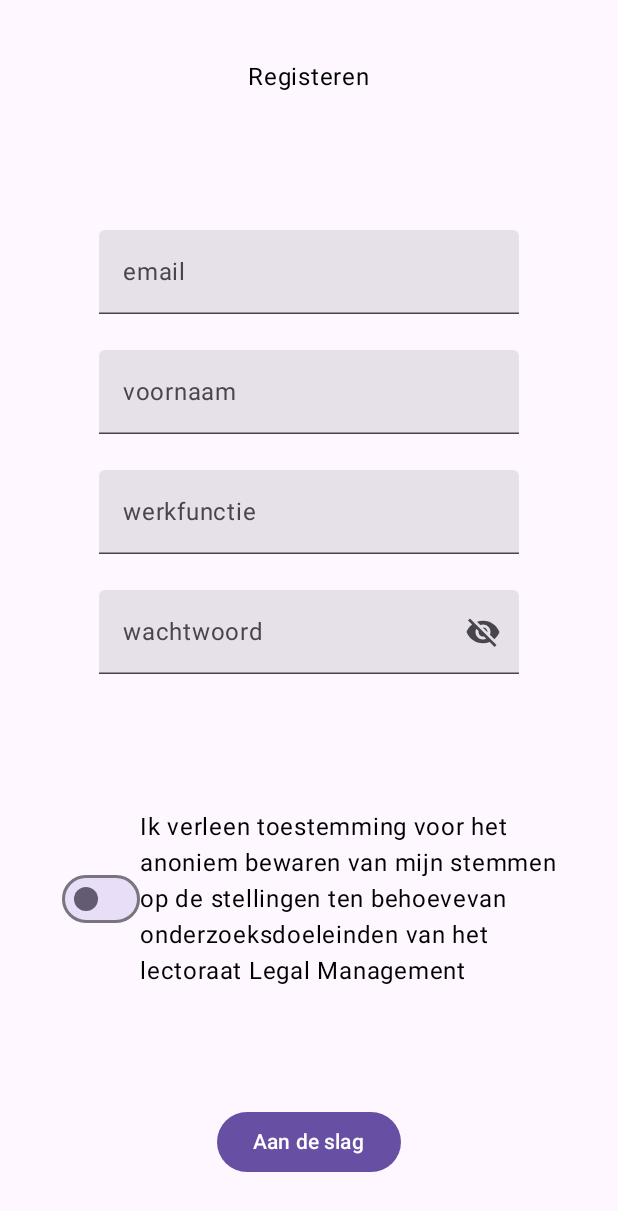
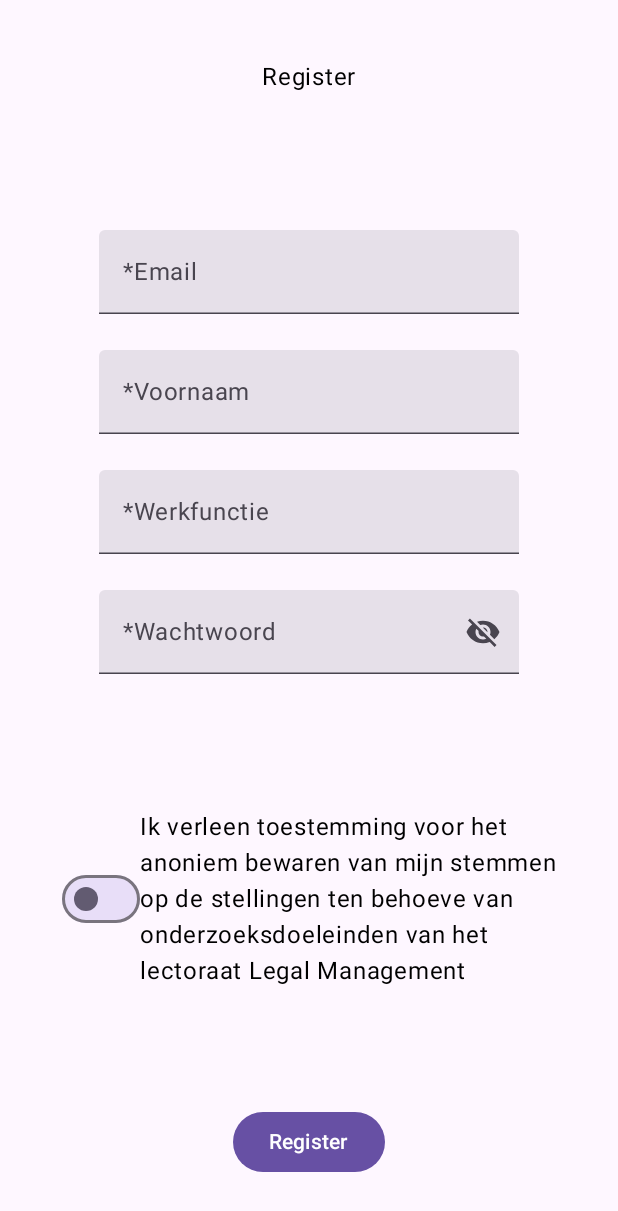
Before and after one commit to NathanMisset/IntervisiON, an Android app built with Jetpack Compose: the screen it shows after launch (ActivityRegister), after a tap on "Registeren", on a phone screen of 412 x 824 dp. Shown: the top 1211 px of the screen. Run offline under Robolectric (Android 15) with nearby library versions, the phone set to English and light mode, and no system bars; our stand-ins replace Firebase (no records; nobody signed in at launch, a user with empty details on screens opened directly).

Commit message:
13/03/2024 ActivityRegister.kt Code style check

```diff
--- a/app/src/main/java/com/example/intervision/ActivityIntervision.kt
+++ b/app/src/main/java/com/example/intervision/ActivityIntervision.kt
@@ -19,7 +19,7 @@ import androidx.compose.runtime.Composable
 import androidx.compose.ui.Alignment
 import androidx.compose.ui.Modifier
 import com.example.intervision.ui.MyApplicationTheme
-import com.example.intervision.ui.UiString
+import com.example.intervision.ui.ComposableUiString
 import com.google.firebase.database.DataSnapshot
 import com.google.firebase.database.DatabaseError
 import com.google.firebase.database.FirebaseDatabase
@@ -216,7 +216,7 @@ class ActivityIntervision : ActivityIntervisionLeader() {
                 verticalArrangement = Arrangement.SpaceAround
             ) {
                 itemFinalRound!!.ComponentParticipant()
-                Text(text = UiString.wachtTekstIntervisie)
+                Text(text = ComposableUiString.wachtTekstIntervisie)
             }
         }
     }
--- a/app/src/main/java/com/example/intervision/ActivityLogin.kt
+++ b/app/src/main/java/com/example/intervision/ActivityLogin.kt
@@ -56,7 +56,7 @@ import androidx.compose.ui.tooling.preview.PreviewFontScale
 import androidx.compose.ui.unit.dp
 import androidx.compose.ui.unit.sp
 import com.example.intervision.ui.MyApplicationTheme
-import com.example.intervision.ui.UiString
+import com.example.intervision.ui.ComposableUiString
 import com.google.firebase.auth.FirebaseAuth
 import com.google.firebase.auth.FirebaseUser
 
@@ -182,12 +182,12 @@ class ActivityLogin : ComponentActivity() {
                 ){
                     Image(
                         painter = painterResource(id = R.drawable.main_icon),
-                        contentDescription = UiString.descriptionIconApp,
+                        contentDescription = ComposableUiString.descriptionIconApp,
                         Modifier
                             .fillMaxWidth()
                     )
                     Text(
-                        UiString.loginButtonLogin,
+                        ComposableUiString.loginButtonLogin,
                         fontSize = 30.sp,
                         fontWeight = Bold,
                     )
@@ -204,7 +204,7 @@ class ActivityLogin : ComponentActivity() {
                     TextField(
                         value = username.value,
                         onValueChange = { username.value = it },
-                        label = { Text(UiString.emailTextFieldLogin) },
+                        label = { Text(ComposableUiString.emailTextFieldLogin) },
                         colors = TextFieldDefaults.colors(
                             unfocusedContainerColor = MaterialTheme.colorScheme.primaryContainer,
                             focusedIndicatorColor = Color.Transparent,
@@ -224,7 +224,7 @@ class ActivityLogin : ComponentActivity() {
                     TextField(
                         value = password.value,
                         onValueChange = { password.value = it },
-                        label = { Text(UiString.passwordTextFieldLogin) },
+                        label = { Text(ComposableUiString.passwordTextFieldLogin) },
                         singleLine = true,
                         visualTransformation = if (rememberPasswordVisibility) VisualTransformation.None else PasswordVisualTransformation(),
                         colors = TextFieldDefaults.colors(
@@ -270,7 +270,7 @@ class ActivityLogin : ComponentActivity() {
                         .defaultMinSize(minHeight = 50.dp)
                 ) {
                     Text(
-                        text = UiString.loginButtonLogin,
+                        text = ComposableUiString.loginButtonLogin,
                     )
                 }
                 Column(
@@ -288,7 +288,7 @@ class ActivityLogin : ComponentActivity() {
                             .fillMaxWidth()
                             .defaultMinSize(minHeight = 50.dp)
                     ) {
-                        Text(text = UiString.registerButtonLogin)
+                        Text(text = ComposableUiString.registerButtonLogin)
                     }
                     OutlinedButton(
                         onClick = {
@@ -298,7 +298,7 @@ class ActivityLogin : ComponentActivity() {
                             .fillMaxWidth()
                             .defaultMinSize(minHeight = 50.dp)
                     ) {
-                        Text(text = UiString.forgotPasswordButtonLogin)
+                        Text(text = ComposableUiString.forgotPasswordButtonLogin)
                     }
                     TextButton(
                         onClick = {
@@ -308,7 +308,7 @@ class ActivityLogin : ComponentActivity() {
                             .fillMaxWidth()
                             .defaultMinSize(minHeight = 50.dp)
                     ) {
-                        Text(text = UiString.creditsButtonLogin)
+                        Text(text = ComposableUiString.creditsButtonLogin)
                     }
                 }
             }
--- a/app/src/main/java/com/example/intervision/ActivityRegister.kt
+++ b/app/src/main/java/com/example/intervision/ActivityRegister.kt
@@ -1,3 +1,9 @@
+/**
+ * Copyright Lectoraat Legal Management van de Hogeschool van Amsterdam
+ *
+ * Gemaakt door Nathan Misset 2024
+ */
+
 package com.example.intervision
 
 import android.content.Intent
@@ -42,71 +48,73 @@ import androidx.compose.ui.text.input.PasswordVisualTransformation
 import androidx.compose.ui.text.input.VisualTransformation
 import androidx.compose.ui.tooling.preview.Preview
 import com.example.intervision.ui.MyApplicationTheme
+import com.example.intervision.ui.ComposableUiString
+import com.example.intervision.ui.UiString
 import com.google.firebase.auth.FirebaseAuth
 import com.google.firebase.auth.FirebaseUser
 import com.google.firebase.firestore.FirebaseFirestore
 import com.google.firebase.storage.FirebaseStorage
 
+/**
+ *
+ * This activity controls the registration proces
+ *
+ */
+
 class ActivityRegister : ComponentActivity() {
-    private var mAuth: FirebaseAuth? = null
-    private var storage: FirebaseStorage? = null
+
+    /** Class variable */
     private var voornaam: MutableState<String> = mutableStateOf("")
     private var werkfunctie: MutableState<String> = mutableStateOf("")
     private var email: MutableState<String> = mutableStateOf("")
     private var password: MutableState<String> = mutableStateOf("")
     private var checked: MutableState<Boolean> = mutableStateOf(false)
     private var checkedFinish: MutableState<Boolean> = mutableStateOf(false)
+
+    /** Firebase */
+    private var mAuth: FirebaseAuth? = null
+    private var storage: FirebaseStorage? = null
+
     override fun onCreate(savedInstanceState: Bundle?) {
         super.onCreate(savedInstanceState)
         mAuth = FirebaseAuth.getInstance()
         storage = FirebaseStorage.getInstance()
         setContent {
-            DefaultPreview()
+            Screen()
         }
     }
 
     private fun checkAllFields(): Boolean {
         var check = true
         if (voornaam.value.isEmpty()) {
-            val error = "Voornaam is verplich"
+            val error = UiString.voornaamErrorRegister
             toast(error)
-            //voornaam.value.error = error
             check = false
         }
-        Log.d(TAG, "Voornaam is ingevuld")
         if (werkfunctie.value.isEmpty()) {
-            val error = "Werkfunctie is verplicht"
+            val error = UiString.werkfuntieErrorRegister
             toast(error)
-            //werkfunctie!!.error = "Werkfunctie is verplicht"
             check = false
         }
-        Log.d(TAG, "werkfunctie is ingevuld")
         if (email.value.isEmpty()) {
-            val error = "Email is verplicht"
+            val error = UiString.emailErrorRegister
             toast(error)
-            //email!!.error = "Email is verplicht"
             check = false
         }
         if (!Patterns.EMAIL_ADDRESS.matcher(email.value).matches()) {
-            val error = "email format niet juist"
+            val error = UiString.emailFormatErrorRegister
             toast(error)
-            //email!!.error =
-            //    "Vul uw email adres volgens het volgende format in:\n uwnaam@voorbeeld.nl"
             check = false
         }
-        Log.d(TAG, "email is ingevuld")
         if (password.value.isEmpty()) {
-            val error = "Wachtwoord is verplicht"
+            val error = UiString.wachtwoordErrorRegister
             toast(error)
-            //password!!.error = "Wachtwoord is verplicht"
             check = false
         } else if (password.value.length < 6) {
-            val error = "Wachtwoord moet minimaal 8 karakters bevatten"
+            val error = UiString.wachtwoordLengtenErrorRegister
             toast(error)
-            //password!!.error = "Wachtwoord moet minimaal 8 karakters bevatten"
             check = false
         }
-        Log.d(TAG, "Wachtwoord is ingevuld")
         // after all validation return true.
         return check
     }
@@ -123,17 +131,14 @@ class ActivityRegister : ComponentActivity() {
     }
 
     private fun createAccount(email: String, password: String) {
-        // [START create_user_with_email]
         mAuth!!.createUserWithEmailAndPassword(email, password)
             .addOnCompleteListener(this) { task ->
                 if (task.isSuccessful) {
-                    // Sign in success, update UI with the signed-in user's information
                     Log.d(TAG, "createUserWithEmail:success")
                     val user = mAuth!!.currentUser
                     saveUserData(user)
                     updateUI(user)
                 } else {
-                    // If sign in fails, display a message to the user.
                     Log.w(TAG, "createUserWithEmail:failure", task.exception)
                     Toast.makeText(
                         this@ActivityRegister, "Authentication failed.",
@@ -142,29 +147,20 @@ class ActivityRegister : ComponentActivity() {
                     updateUI(null)
                 }
             }
-        // [END create_user_with_email]
     }
 
     private fun saveUserData(firebaseUser: FirebaseUser?) {
         val db = FirebaseFirestore.getInstance()
-        Log.d(TAG, "IF")
+        val user: MutableMap<String, Any> = HashMap()
 
-
-
-
-
-        // Create a new user with a first and last name
-        val user: MutableMap<String, Any> = HashMap()
         user["Voornaam"] = voornaam.value
         user["Werk functie"] = werkfunctie.value
         user["User UID"] = firebaseUser!!.uid
+
         db.collection("User Data")
             .add(user)
             .addOnSuccessListener { documentReference ->
-                Log.d(
-                    TAG,
-                    "DocumentSnapshot added with ID: " + documentReference.id
-                )
+                Log.d(TAG, "DocumentSnapshot added with ID: " + documentReference.id)
             }
             .addOnFailureListener { e -> Log.w(TAG, "Error adding document", e) }
     }
@@ -179,10 +175,9 @@ class ActivityRegister : ComponentActivity() {
         reload()
     }
 
-
     @Preview(device = "id:Motorola Moto G8 Plus", showSystemUi = true, showBackground = true)
     @Composable
-    fun DefaultPreview() {
+    fun Screen() {
         val focusManager = LocalFocusManager.current
         MyApplicationTheme {
             Column(
@@ -201,7 +196,7 @@ class ActivityRegister : ComponentActivity() {
                     horizontalAlignment = Alignment.CenterHorizontally,
                     verticalArrangement = Arrangement.SpaceAround
                 ) {
-                    Text(text = "Registeren")
+                    Text(text = ComposableUiString.registerRegister)
                     Column(
                         modifier = Modifier
                             .fillMaxHeight(0.4f)
@@ -213,7 +208,7 @@ class ActivityRegister : ComponentActivity() {
                         TextField(
                             value = email.value,
                             onValueChange = { email.value = it },
-                            label = { Text("email") },
+                            label = { Text(ComposableUiString.emailLabelRegister) },
                             keyboardOptions = KeyboardOptions(
                                 keyboardType = KeyboardType.Email,
                                 imeAction = ImeAction.Next),
@@ -223,7 +218,7 @@ class ActivityRegister : ComponentActivity() {
                         TextField(
                             value = voornaam.value,
                             onValueChange = { voornaam.value = it },
-                            label = { Text("voornaam") },
+                            label = { Text(ComposableUiString.voornaamLabelRegister) },
                             keyboardOptions = KeyboardOptions(
                                 capitalization = KeyboardCapitalization.Sentences,
                                 imeAction = ImeAction.Next),
@@ -233,7 +228,7 @@ class ActivityRegister : ComponentActivity() {
                         TextField(
                             value = werkfunctie.value,
                             onValueChange = { werkfunctie.value = it },
-                            label = { Text("werkfunctie") },
+                            label = { Text(ComposableUiString.werkfuntieLabelRegister) },
                             keyboardOptions = KeyboardOptions(
                                 capitalization = KeyboardCapitalization.Sentences,
                                 imeAction = ImeAction.Next),
@@ -244,9 +239,9 @@ class ActivityRegister : ComponentActivity() {
                         TextField(
                             value = password.value,
                             onValueChange = { password.value = it },
-                            label = { Text("wachtwoord") },
+                            label = { Text(ComposableUiString.wachtwoordLabelRegister) },
                             singleLine = true,
-                            placeholder = { Text("Wachtwoord") },
+                            placeholder = { Text(ComposableUiString.wachtwoordLabelRegister) },
                             visualTransformation = if (passwordVisible) VisualTransformation.None else PasswordVisualTransformation(),
                             keyboardOptions = KeyboardOptions(
                                 capitalization = KeyboardCapitalization.None,
@@ -260,10 +255,8 @@ class ActivityRegister : ComponentActivity() {
                                     Icons.Filled.Visibility
                                 else Icons.Filled.VisibilityOff
 
-                                // Localized description for accessibility services
-                                val description = if (passwordVisible) "Hide password" else "Show password"
+                                val description = if (passwordVisible) ComposableUiString.wachtwoordOntzichbaarRegister else ComposableUiString.wachtwoordZichbaarLabelRegister
 
-                                // Toggle button to hide or display password
                                 IconButton(onClick = {passwordVisible = !passwordVisible}){
                                     Icon(imageVector  = image, description)
                                 }
@@ -290,12 +283,11 @@ class ActivityRegister : ComponentActivity() {
                             )
                         )
                         Text(
-                            text = "Ik verleen toestemming voor het anoniem bewaren van mijn stemmen op de stellingen ten behoeve" +
-                                    "van onderzoeksdoeleinden van het lectoraat Legal Management"
+                            text = ComposableUiString.toestemmingRegister
                         )
                     }
                     Button(onClick = { startRegister() }) {
-                        Text(text = "Aan de slag")
+                        Text(text = ComposableUiString.finishRegister)
                     }
 
                 }
@@ -303,9 +295,8 @@ class ActivityRegister : ComponentActivity() {
         }
     }
 
-
     companion object {
-        private const val TAG = "EmailPassword"
+        private const val TAG = "RegisterActivity"
 //        private const val EMAIL_PATTERN =
 //            "^[_A-Za-z0-9-\\+]+(\\.[_A-Za-z0-9-]+)*@[A-Za-z0-9-]+(\\.[A-Za-z0-9]+)*(\\.[A-Za-z]{2,})$"
     }
--- a/app/src/main/java/com/example/intervision/ui/String.kt
+++ b/app/src/main/java/com/example/intervision/ui/String.kt
@@ -34,6 +34,25 @@ data class String(
     val groupLabelNavigation: String = "Group",
     val profileLabelNavigation: String = "Profile",
 
+    /** Register */
+    val voornaamErrorRegister: String = "Voornaam is verplich",
+    val werkfuntieErrorRegister: String = "Werkfunctie is verplicht",
+    val emailErrorRegister: String = "Email is verplicht",
+    val emailFormatErrorRegister: String = "Email format niet juist",
+    val wachtwoordErrorRegister: String = "Wachtwoord is verplicht",
+    val wachtwoordLengtenErrorRegister: String = "Wachtwoord is verplicht",
+    val voornaamLabelRegister: String = "*Voornaam",
+    val werkfuntieLabelRegister: String = "*Werkfunctie",
+    val emailLabelRegister: String = "*Email",
+    val wachtwoordLabelRegister: String = "*Wachtwoord",
+    val wachtwoordZichbaarLabelRegister: String = "Show password",
+    val wachtwoordOntzichbaarRegister: String = "Hide password",
+    val registerRegister: String = "Register",
+    val toestemmingRegister: String = "Ik verleen toestemming voor het anoniem bewaren van mijn stemmen op de stellingen ten behoeve van onderzoeksdoeleinden " +
+            "van het lectoraat Legal Management",
+    val finishRegister: String = "Register",
+
+
     /** Credits */
     val makerContentCredits: String = "Gemaakt door Nathan Misset student HBO-ICT Game Development aan de Hogeschool van Amsterdam in 2024",
     val opdrachtContentCredits: String = "In opdracht van het Lectoraat Legal Management van de Hogeschool van Amsterdam",
@@ -44,9 +63,12 @@ data class String(
     val wachtTekstIntervisie: String = "Wacht tot de leider een beslissing maakt"
     )
 
-val LocalString= compositionLocalOf { com.example.intervision.ui.String() }
+val LocalString = compositionLocalOf { com.example.intervision.ui.String() }
+val LocalString1 =  com.example.intervision.ui.String()
 
 val UiString: com.example.intervision.ui.String
+    get() = LocalString1
+val ComposableUiString: com.example.intervision.ui.String
     @Composable
     @ReadOnlyComposable
     get() = LocalString.current
```
Also changed, not shown: app/src/main/java/com/example/intervision/ActivityCredits.kt (+7 -7 lines), app/src/main/java/com/example/intervision/ActivityNavigation.kt (+5 -5 lines).
